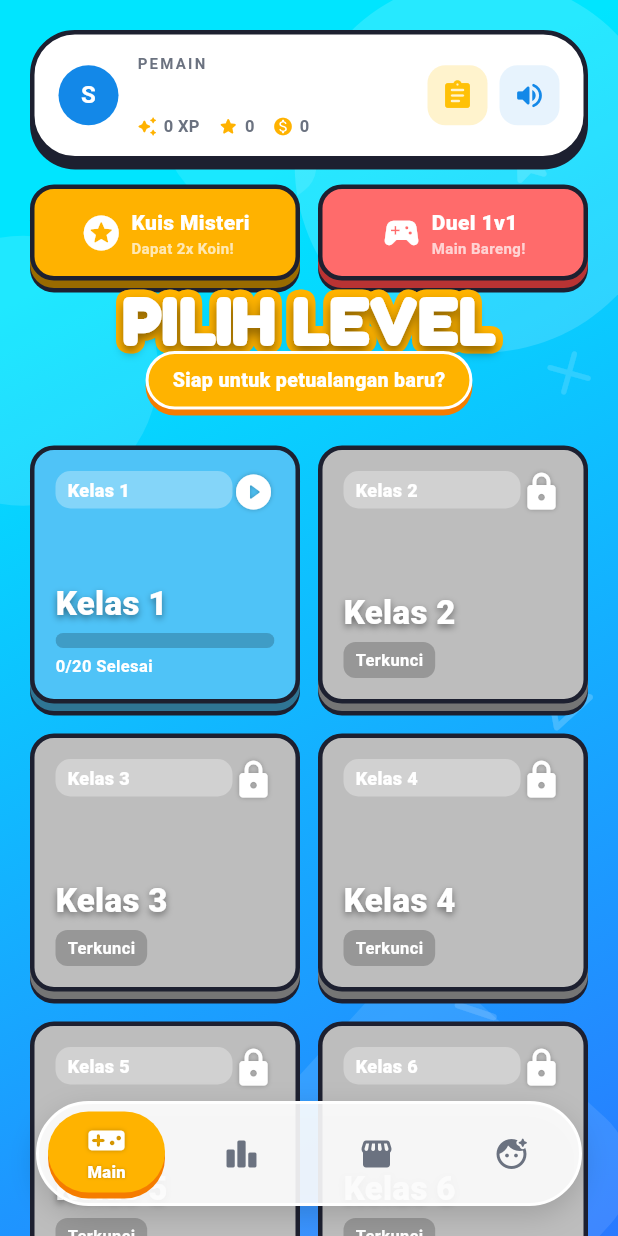
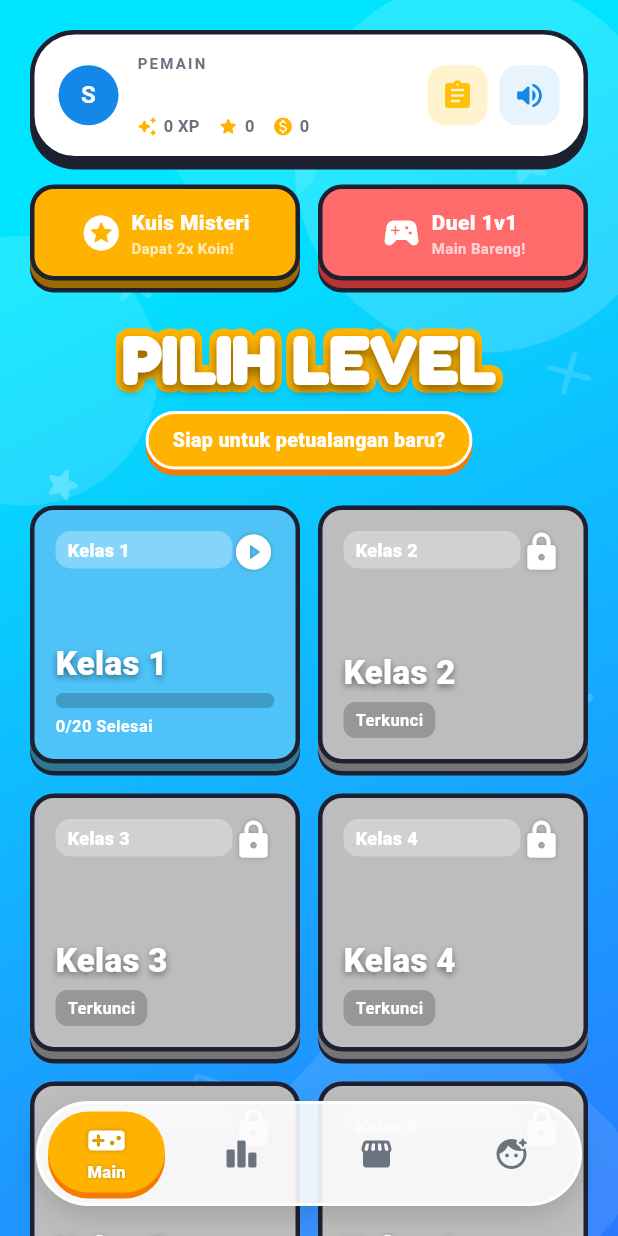
Before and after one commit to ardhikaxx/jago-hitung-mobile, a Flutter app: the screen it shows once a user with an empty profile is signed in, on a phone screen of 412 x 824 dp. Run offline on Flutter 3.47's test engine with Material 3 defaults, Android fonts, the phone set to English and light mode, and no system bars; our stand-ins replace audioplayers, cloud_firestore, firebase_auth, firebase_core, google_fonts, google_sign_in; accounts and stored records are empty.

Commit message:
style: revert extreme spacing reduction and add a moderate 12px gap above PILIH LEVEL

```diff
--- a/lib/screens/home_screen.dart
+++ b/lib/screens/home_screen.dart
@@ -496,6 +496,7 @@ class _KelasPage extends StatelessWidget {
                     ),
                   ],
                 ),
+                const SizedBox(height: 12),
                 Stack(
                   children: [
                     Text(
@@ -503,7 +504,6 @@ class _KelasPage extends StatelessWidget {
                       style: GoogleFonts.fredoka(
                         fontSize: 44,
                         fontWeight: FontWeight.w900,
-                        height: 0.8,
                         foreground: Paint()
                           ..style = PaintingStyle.stroke
                           ..strokeWidth = 10
@@ -515,7 +515,6 @@ class _KelasPage extends StatelessWidget {
                       style: GoogleFonts.fredoka(
                         fontSize: 44,
                         fontWeight: FontWeight.w900,
-                        height: 0.8,
                         color: Colors.white, // Back to white
                         shadows: const [Shadow(color: Colors.black45, blurRadius: 8, offset: Offset(0, 4))],
                       ),
```
